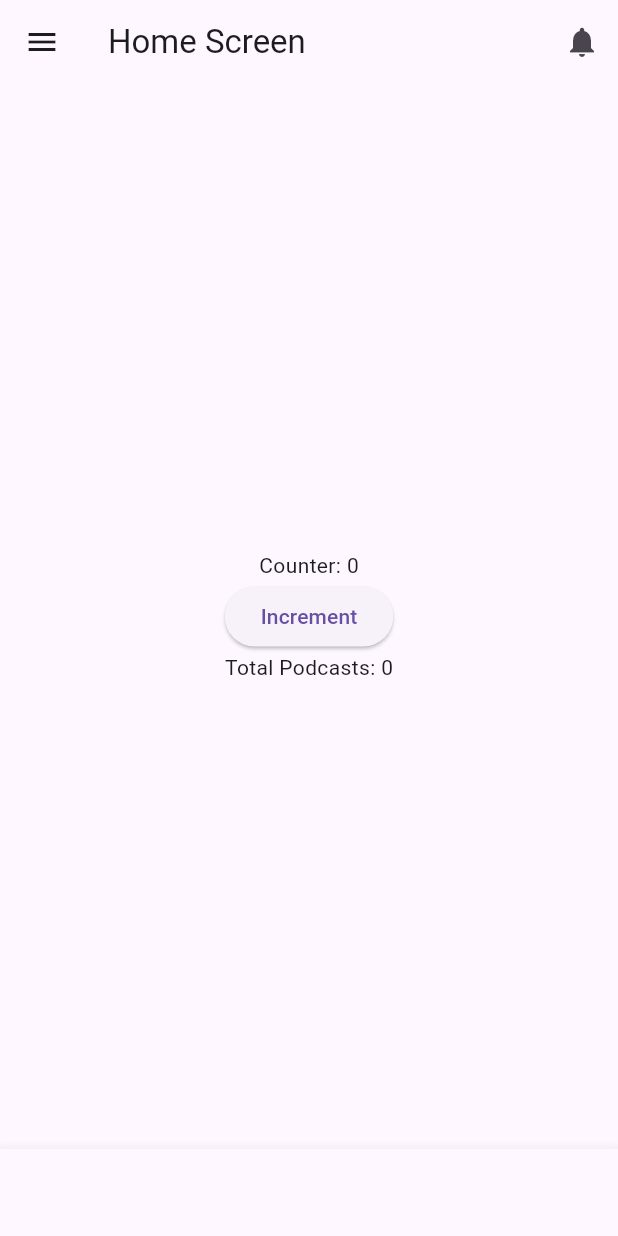
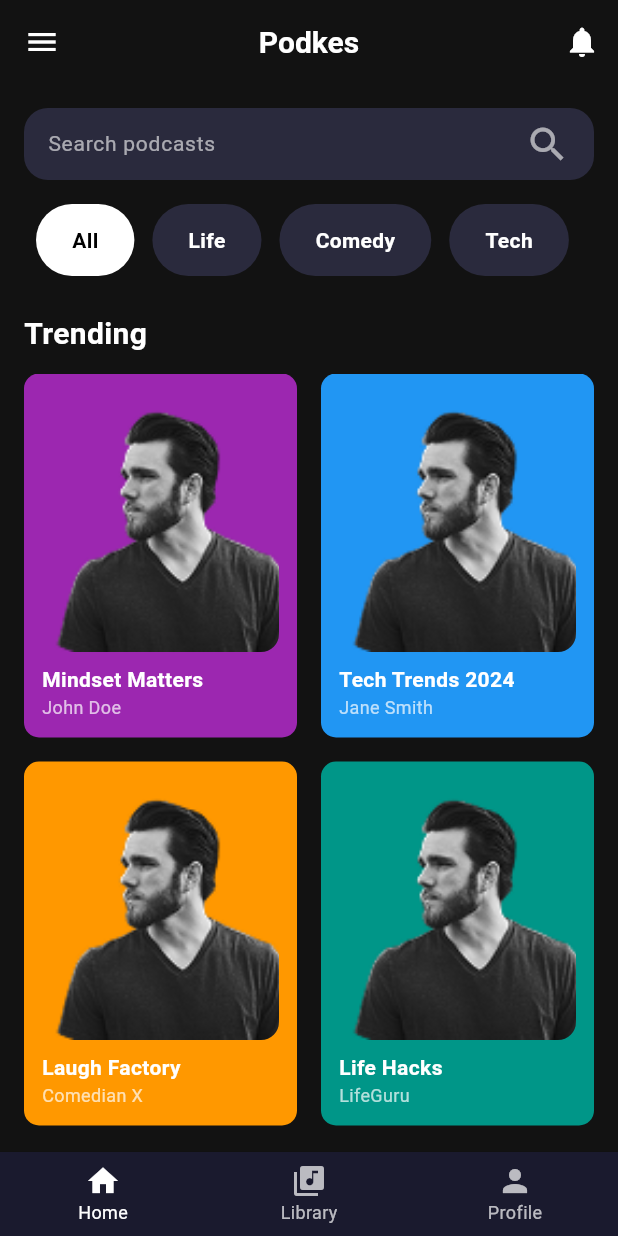
Before and after one commit to Atkn0/case_study_flutter, a Flutter app: the HomeScreenWidget screen opened directly, on a phone screen of 412 x 824 dp. Run offline on Flutter 3.47's test engine with Material 3 defaults, Android fonts, the phone set to English and light mode, and no system bars; our stand-ins replace dots_indicator, just_audio.

Commit message:
feat(home-screen): Update UI to match Figma design. Center AppBar title 'Podkes'; update SearchBar style; add horizontal CategorySelectorRow; create PodcastCard widget; display trending podcasts in GridView; add simple MenuDrawer with About; add dark BottomNavigationBar with Home, Library, and Profile.

```diff
--- a/lib/src/viewmodels/home_viewmodel.dart
+++ b/lib/src/viewmodels/home_viewmodel.dart
@@ -9,8 +9,108 @@ class HomeViewModel extends ChangeNotifier {
   bool isLoading = false;
   String? errorMessage;
 
-  Future<void> fetchPodcasts() async {}
-  void filterByCategory(Category category) {}
-  void searchPodcasts(String query) {}
+  final List<Podcast> _dummyData = [
+    Podcast(
+      id: '1',
+      title: 'Mindset Matters',
+      author: 'John Doe',
+      coverImageUrl: 'assets/images/podcast_image.png',
+      category: 'Life',
+    ),
+    Podcast(
+      id: '2',
+      title: 'Tech Trends 2024',
+      author: 'Jane Smith',
+      coverImageUrl: 'assets/images/podcast_image.png',
+      category: 'Tech',
+    ),
+    Podcast(
+      id: '3',
+      title: 'Laugh Factory',
+      author: 'Comedian X',
+      coverImageUrl: 'assets/images/podcast_image.png',
+      category: 'Comedy',
+    ),
+    Podcast(
+      id: '4',
+      title: 'Life Hacks',
+      author: 'LifeGuru',
+      coverImageUrl: 'assets/images/podcast_image.png',
+      category: 'Life',
+    ),
+    Podcast(
+      id: '5',
+      title: 'Tech Talks',
+      author: 'InnovatorX',
+      coverImageUrl: 'assets/images/podcast_image.png',
+      category: 'Tech',
+    ),
+    Podcast(
+      id: '6',
+      title: 'Comedy Hour',
+      author: 'FunnyGuy',
+      coverImageUrl: 'assets/images/podcast_image.png',
+      category: 'Comedy',
+    ),
+    Podcast(
+      id: '7',
+      title: 'Mindful Living',
+      author: 'ZenMaster',
+      coverImageUrl: 'assets/images/podcast_image.png',
+      category: 'Life',
+    ),
+    Podcast(
+      id: '8',
+      title: 'CodeCast',
+      author: 'DevTalks',
+      coverImageUrl: 'assets/images/podcast_image.png',
+      category: 'Tech',
+    ),
+  ];
+
+  Future<void> fetchPodcasts() async {
+    isLoading = true;
+    notifyListeners();
+
+    try {
+      await Future.delayed(const Duration(seconds: 1));
+      podcasts = _dummyData;
+      filteredPodcasts = List.from(podcasts);
+      errorMessage = null;
+    } catch (e) {
+      errorMessage = 'Failed to load podcasts.';
+    }
+
+    isLoading = false;
+    notifyListeners();
+  }
+
+  void filterByCategory(Category category) {
+    selectedCategory = category;
+    if (category.name == "All") {
+      filteredPodcasts = List.from(podcasts);
+    } else {
+      filteredPodcasts =
+          podcasts.where((p) => p.category == category.name).toList();
+    }
+    notifyListeners();
+  }
+
+  void searchPodcasts(String query) {
+    final listToSearch =
+        selectedCategory.name == "All"
+            ? podcasts
+            : podcasts
+                .where((p) => p.category == selectedCategory.name)
+                .toList();
+
+    filteredPodcasts =
+        listToSearch
+            .where((p) => p.title.toLowerCase().contains(query.toLowerCase()))
+            .toList();
+
+    notifyListeners();
+  }
+
   void selectPodcast(Podcast podcast) {}
 }
--- /dev/null
+++ b/lib/src/widgets/category_selector_row.dart
@@ -0,0 +1,51 @@
+import 'package:flutter/material.dart';
+
+class CategorySelectorRow extends StatelessWidget {
+  final List<String> categories;
+  final String selectedCategory;
+  final Function(String) onCategorySelected;
+
+  const CategorySelectorRow({
+    required this.categories,
+    required this.selectedCategory,
+    required this.onCategorySelected,
+  });
+
+  @override
+  Widget build(BuildContext context) {
+    return SizedBox(
+      height: 48,
+      child: ListView.separated(
+        scrollDirection: Axis.horizontal,
+        padding: EdgeInsets.symmetric(horizontal: 8),
+        itemCount: categories.length,
+        separatorBuilder: (_, __) => SizedBox(width: 12),
+        itemBuilder: (context, index) {
+          final category = categories[index];
+          final isSelected = category == selectedCategory;
+
+          return GestureDetector(
+            onTap: () => onCategorySelected(category),
+            child: Container(
+              padding: EdgeInsets.symmetric(horizontal: 24, vertical: 8),
+              decoration: BoxDecoration(
+                color: isSelected ? Colors.white : const Color(0xFF2A2A3D),
+                borderRadius: BorderRadius.circular(24),
+              ),
+              child: Center(
+                child: Text(
+                  category,
+                  style: TextStyle(
+                    color: isSelected ? Colors.black : Colors.white,
+                    fontWeight: FontWeight.w600,
+                    fontSize: 14,
+                  ),
+                ),
+              ),
+            ),
+          );
+        },
+      ),
+    );
+  }
+}
--- a/lib/src/widgets/home_screen_widget.dart
+++ b/lib/src/widgets/home_screen_widget.dart
@@ -2,66 +2,168 @@ import 'package:flutter/material.dart';
 import 'package:provider/provider.dart';
 import '../viewmodels/home_viewmodel.dart';
 import '../providers/basic_provider.dart';
+import '../widgets/search_and_filters.dart';
+import '../widgets/podcast_card.dart';
+import '../widgets/category_selector_row.dart';
+import '../models/category.dart';
 
-class HomeScreenWidget extends StatelessWidget {
+class HomeScreenWidget extends StatefulWidget {
+  @override
+  _HomeScreenWidgetState createState() => _HomeScreenWidgetState();
+}
+
+class _HomeScreenWidgetState extends State<HomeScreenWidget> {
+  final TextEditingController _searchController = TextEditingController();
+
+  @override
+  void initState() {
+    super.initState();
+    Future.microtask(() {
+      final homeVM = Provider.of<HomeViewModel>(context, listen: false);
+      homeVM.fetchPodcasts();
+    });
+  }
+
   @override
   Widget build(BuildContext context) {
     final basicProvider = Provider.of<BasicProvider>(context);
     final homeVM = Provider.of<HomeViewModel>(context);
+    final categories = ["All", "Life", "Comedy", "Tech"];
+    final selectedCategory = homeVM.selectedCategory.name;
+
     return Scaffold(
+      backgroundColor: const Color(0xFF121212),
       appBar: AppBar(
-        title: Text('Home Screen'),
+        backgroundColor: const Color(0xFF121212),
+        elevation: 0,
+        centerTitle: true,
+        title: const Text(
+          'Podkes',
+          style: TextStyle(
+            fontSize: 20,
+            fontWeight: FontWeight.bold,
+            color: Colors.white,
+          ),
+        ),
         actions: [
           IconButton(
-            icon: Icon(Icons.notifications),
+            icon: const Icon(Icons.notifications, color: Colors.white),
             onPressed: () {
-              ScaffoldMessenger.of(
-                context,
-              ).showSnackBar(SnackBar(content: Text("Bildiriminiz yoktur")));
+              ScaffoldMessenger.of(context).showSnackBar(
+                const SnackBar(content: Text("You have no notifications")),
+              );
             },
           ),
         ],
+        leading: Builder(
+          builder:
+              (context) => IconButton(
+                icon: const Icon(Icons.menu, color: Colors.white),
+                onPressed: () => Scaffold.of(context).openDrawer(),
+              ),
+        ),
       ),
+
       drawer: Drawer(
         child: ListView(
-          children: [
+          children: const [
             DrawerHeader(
               child: Text("Menu"),
               decoration: BoxDecoration(color: Colors.blue),
             ),
-            ListTile(
-              leading: Icon(Icons.info),
-              title: Text("About"),
-              onTap: () {},
-            ),
+            ListTile(leading: Icon(Icons.info), title: Text("About")),
           ],
         ),
       ),
-      body: Center(
-        child: Column(
-          mainAxisAlignment: MainAxisAlignment.center,
-          children: [
-            Text('Counter: ${basicProvider.counter}'),
-            ElevatedButton(
-              onPressed: () => basicProvider.increment(),
-              child: Text('Increment'),
-            ),
-            Text('Total Podcasts: ${homeVM.podcasts.length}'),
-          ],
-        ),
+      body: Padding(
+        padding: const EdgeInsets.all(16.0),
+        child:
+            homeVM.isLoading
+                ? Center(child: CircularProgressIndicator())
+                : Column(
+                  crossAxisAlignment: CrossAxisAlignment.start,
+                  children: [
+                    SearchBarWidget(
+                      controller: _searchController,
+                      onChanged: (value) => homeVM.searchPodcasts(value),
+                    ),
+                    const SizedBox(height: 16),
+                    CategorySelectorRow(
+                      categories: categories,
+                      selectedCategory: selectedCategory,
+                      onCategorySelected: (name) {
+                        final category = Category(
+                          id: name.toLowerCase(),
+                          name: name,
+                        );
+                        homeVM.filterByCategory(category);
+                      },
+                    ),
+                    const SizedBox(height: 24),
+                    const Text(
+                      "Trending",
+                      style: TextStyle(
+                        color: Colors.white,
+                        fontSize: 20,
+                        fontWeight: FontWeight.bold,
+                      ),
+                    ),
+                    const SizedBox(height: 12),
+                    Expanded(
+                      child:
+                          homeVM.filteredPodcasts.isEmpty
+                              ? Center(
+                                child: Text(
+                                  'No podcasts found.',
+                                  style: TextStyle(color: Colors.white70),
+                                ),
+                              )
+                              : GridView.builder(
+                                itemCount: homeVM.filteredPodcasts.length,
+                                gridDelegate:
+                                    SliverGridDelegateWithFixedCrossAxisCount(
+                                      crossAxisCount: 2,
+                                      mainAxisSpacing: 16,
+                                      crossAxisSpacing: 16,
+                                      childAspectRatio: 0.75,
+                                    ),
+                                itemBuilder: (context, index) {
+                                  final podcast =
+                                      homeVM.filteredPodcasts[index];
+                                  final colors = [
+                                    Colors.purple,
+                                    Colors.blue,
+                                    Colors.orange,
+                                    Colors.teal,
+                                  ];
+                                  return PodcastCard(
+                                    podcast: podcast,
+                                    backgroundColor:
+                                        colors[index % colors.length],
+                                    onTap: () => homeVM.selectPodcast(podcast),
+                                  );
+                                },
+                              ),
+                    ),
+                  ],
+                ),
       ),
       bottomNavigationBar: BottomNavigationBar(
+        type: BottomNavigationBarType.fixed,
         currentIndex: 0,
-        onTap: (index) {},
-        items: [
+        onTap: (index) {
+          // Sayfa değişimi burada yönetilir
+        },
+        backgroundColor: const Color(0xFF1A1A2E),
+        selectedItemColor: Colors.white,
+        unselectedItemColor: Colors.white70,
+        selectedLabelStyle: TextStyle(fontSize: 12),
+        unselectedLabelStyle: TextStyle(fontSize: 12),
+        items: const [
           BottomNavigationBarItem(icon: Icon(Icons.home), label: "Home"),
           BottomNavigationBarItem(
             icon: Icon(Icons.library_music),
             label: "Library",
-          ),
-          BottomNavigationBarItem(
-            icon: Icon(Icons.play_circle_filled),
-            label: "Now Playing",
           ),
           BottomNavigationBarItem(icon: Icon(Icons.person), label: "Profile"),
         ],
--- /dev/null
+++ b/lib/src/widgets/podcast_card.dart
@@ -0,0 +1,57 @@
+import 'package:flutter/material.dart';
+import '../models/podcast.dart';
+
+class PodcastCard extends StatelessWidget {
+  final Podcast podcast;
+  final Color backgroundColor;
+  final VoidCallback onTap;
+
+  const PodcastCard({
+    required this.podcast,
+    required this.backgroundColor,
+    required this.onTap,
+  });
+
+  @override
+  Widget build(BuildContext context) {
+    return GestureDetector(
+      onTap: onTap,
+      child: Container(
+        decoration: BoxDecoration(
+          color: backgroundColor,
+          borderRadius: BorderRadius.circular(10),
+        ),
+        padding: EdgeInsets.all(12),
+        child: Column(
+          crossAxisAlignment: CrossAxisAlignment.start,
+          children: [
+            Expanded(
+              child: ClipRRect(
+                borderRadius: BorderRadius.circular(12),
+                child: Image.asset(
+                  'assets/images/podcast_image.png',
+                  fit: BoxFit.cover,
+                  width: double.infinity,
+                ),
+              ),
+            ),
+            SizedBox(height: 8),
+            Text(
+              podcast.title,
+              maxLines: 2,
+              overflow: TextOverflow.ellipsis,
+              style: TextStyle(
+                color: Colors.white,
+                fontWeight: FontWeight.bold,
+              ),
+            ),
+            Text(
+              podcast.author,
+              style: TextStyle(color: Colors.white70, fontSize: 12),
+            ),
+          ],
+        ),
+      ),
+    );
+  }
+}
--- /dev/null
+++ b/lib/src/widgets/search_and_filters.dart
@@ -0,0 +1,77 @@
+import 'package:flutter/material.dart';
+
+class SearchBarWidget extends StatelessWidget {
+  final TextEditingController controller;
+  final Function(String) onChanged;
+
+  const SearchBarWidget({required this.controller, required this.onChanged});
+
+  @override
+  Widget build(BuildContext context) {
+    return Container(
+      height: 48,
+      decoration: BoxDecoration(
+        color: const Color(0xFF2A2A3D),
+        borderRadius: BorderRadius.circular(16),
+      ),
+      padding: const EdgeInsets.symmetric(horizontal: 16),
+      child: Row(
+        children: [
+          Expanded(
+            child: TextField(
+              autofocus: false,
+              controller: controller,
+              onChanged: onChanged,
+              style: const TextStyle(color: Colors.white, fontSize: 14),
+              cursorColor: Colors.white,
+              decoration: const InputDecoration(
+                hintText: 'Search podcasts',
+                hintStyle: TextStyle(color: Colors.white60),
+                border: InputBorder.none,
+                isDense: true,
+                contentPadding: EdgeInsets.zero,
+              ),
+            ),
+          ),
+          const SizedBox(width: 12),
+          Icon(Icons.search, color: Colors.white.withOpacity(0.6), size: 30),
+        ],
+      ),
+    );
+  }
+}
+
+class FilterChipsRow extends StatelessWidget {
+  final List<String> categories;
+  final String selectedCategory;
+  final Function(String) onCategorySelected;
+
+  const FilterChipsRow({
+    Key? key,
+    required this.categories,
+    required this.selectedCategory,
+    required this.onCategorySelected,
+  }) : super(key: key);
+
+  @override
+  Widget build(BuildContext context) {
+    return Wrap(
+      spacing: 12,
+      children:
+          categories.map((category) {
+            final bool isSelected = selectedCategory == category;
+            return ChoiceChip(
+              label: Text(category),
+              selected: isSelected,
+              onSelected: (_) => onCategorySelected(category),
+              selectedColor: Colors.white,
+              backgroundColor: Color(0xFF2A2A3D),
+              labelStyle: TextStyle(
+                color: isSelected ? Colors.black : Colors.white,
+                fontWeight: FontWeight.w500,
+              ),
+            );
+          }).toList(),
+    );
+  }
+}
--- a/pubspec.yaml
+++ b/pubspec.yaml
@@ -36,6 +36,7 @@ dependencies:
   cupertino_icons: ^1.0.8
   provider: ^6.1.2  # Bu satırı dependencies altına ekleyin
   just_audio: ^0.9.46
+  dots_indicator: ^2.0.0
 
 dev_dependencies:
   flutter_test:
@@ -60,9 +61,8 @@ flutter:
   uses-material-design: true
 
   # To add assets to your application, add an assets section, like this:
-  # assets:
-  #   - images/a_dot_burr.jpeg
-  #   - images/a_dot_ham.jpeg
+  assets:
+    - assets/images/
 
   # An image asset can refer to one or more resolution-specific "variants", see
   # https://flutter.dev/to/resolution-aware-images
```
Also changed, not shown: assets/images/onboarding_image.png (added), assets/images/podcast_image.png (added), pubspec.lock.
